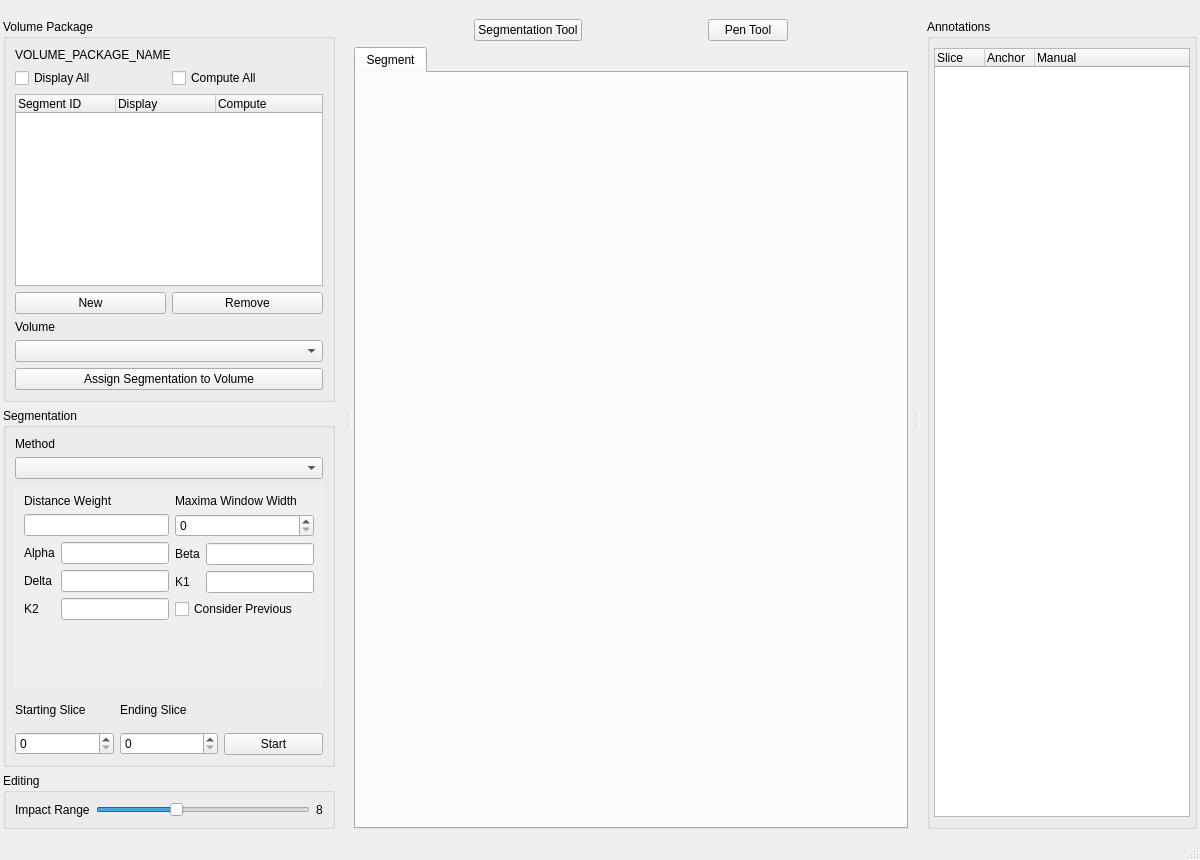
SuperOptimizer/villa, file volume-cartographer/apps/VC/VCMain.ui: the form before one commit.
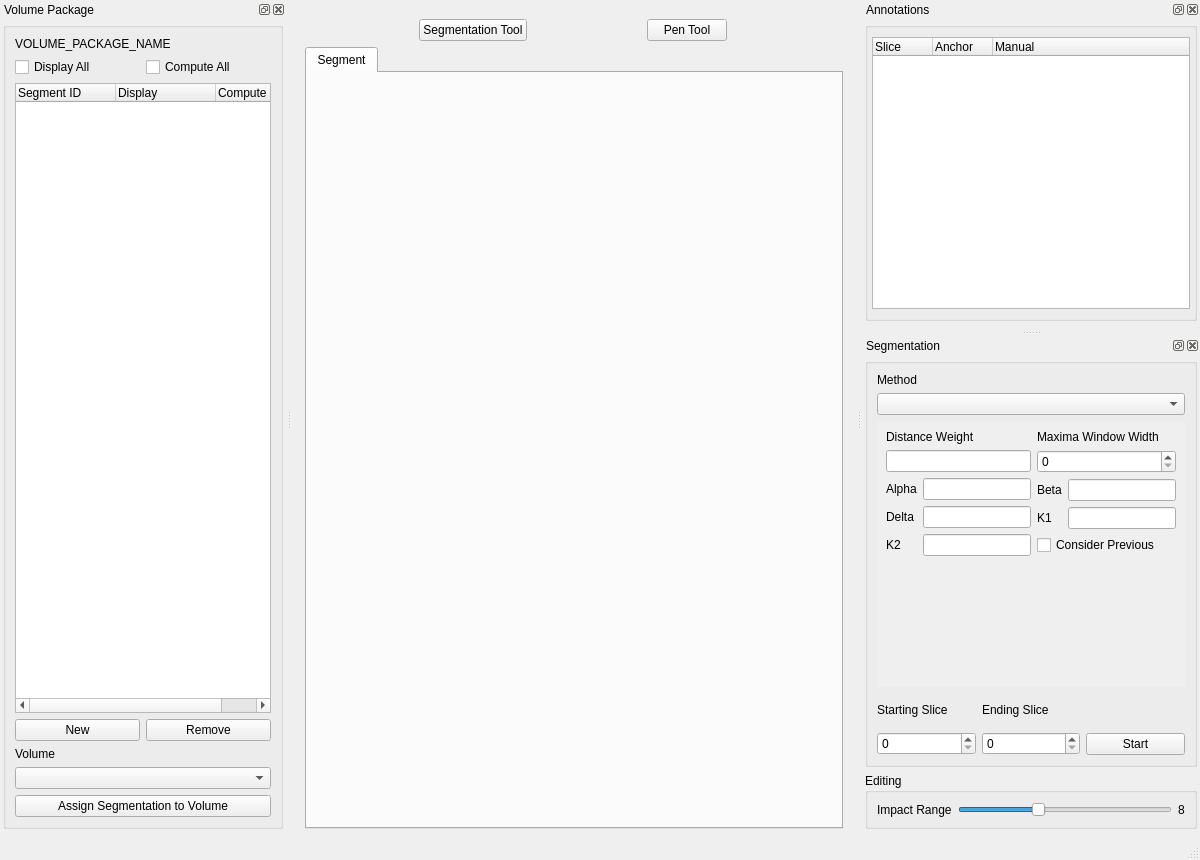
The form after the commit. Icons and pictures are not drawn.

Commit message: - made all docks closable and floatable - added "View" menu - added some colors for better visual clarity

```diff
--- a/volume-cartographer/apps/VC/VCMain.ui
+++ b/volume-cartographer/apps/VC/VCMain.ui
@@ -21,12 +21,12 @@
   </property>
   <widget class="QWidget" name="horizontalLayoutWidget">
    <property name="sizePolicy">
-    <sizepolicy hsizetype="Preferred" vsizetype="Preferred">
+    <sizepolicy hsizetype="Expanding" vsizetype="Expanding">
      <horstretch>0</horstretch>
      <verstretch>0</verstretch>
     </sizepolicy>
    </property>
-   <layout class="QHBoxLayout" name="horizontalLayout">
+   <layout class="QVBoxLayout" name="verticalLayout_10">
     <property name="leftMargin">
      <number>4</number>
     </property>
@@ -38,16 +38,7 @@
     </property>
     <item>
      <widget class="QWidget" name="central" native="true">
-      <layout class="QVBoxLayout" name="vLayoutViewer">
-       <property name="leftMargin">
-        <number>0</number>
-       </property>
-       <property name="topMargin">
-        <number>9</number>
-       </property>
-       <property name="rightMargin">
-        <number>0</number>
-       </property>
+      <layout class="QVBoxLayout" name="verticalLayout_15">
        <property name="bottomMargin">
         <number>0</number>
        </property>
@@ -99,12 +90,6 @@
         <layout class="QVBoxLayout" name="verticalLayout_11">
          <item>
           <widget class="QTabWidget" name="tabWidget">
-           <property name="sizePolicy">
-            <sizepolicy hsizetype="Expanding" vsizetype="Expanding">
-             <horstretch>0</horstretch>
-             <verstretch>0</verstretch>
-            </sizepolicy>
-           </property>
            <property name="currentIndex">
             <number>0</number>
            </property>
@@ -133,21 +118,24 @@
    </layout>
   </widget>
   <widget class="QStatusBar" name="statusBar"/>
-  <widget class="QDockWidget" name="dockWidgetRight">
-   <property name="enabled">
-    <bool>true</bool>
+  <widget class="QDockWidget" name="dockWidgetAnnotations">
+   <property name="minimumSize">
+    <size>
+     <width>80</width>
+     <height>130</height>
+    </size>
    </property>
    <property name="floating">
     <bool>false</bool>
    </property>
    <property name="features">
-    <set>QDockWidget::NoDockWidgetFeatures</set>
+    <set>QDockWidget::DockWidgetClosable|QDockWidget::DockWidgetFloatable|QDockWidget::DockWidgetMovable</set>
    </property>
    <property name="allowedAreas">
     <set>Qt::RightDockWidgetArea</set>
    </property>
    <property name="windowTitle">
-    <string/>
+    <string>Annotations</string>
    </property>
    <attribute name="dockWidgetArea">
     <number>2</number>
@@ -158,10 +146,10 @@
     </property>
     <layout class="QVBoxLayout" name="verticalLayout_5">
      <property name="leftMargin">
-      <number>9</number>
+      <number>3</number>
      </property>
      <property name="topMargin">
-      <number>0</number>
+      <number>3</number>
      </property>
      <property name="rightMargin">
       <number>3</number>
@@ -174,7 +162,7 @@
        <item>
         <widget class="QGroupBox" name="groupBox">
          <property name="title">
-          <string>Annotations</string>
+          <string/>
          </property>
          <property name="flat">
           <bool>false</bool>
@@ -209,14 +197,8 @@
             <property name="columnCount">
              <number>3</number>
             </property>
-            <attribute name="headerMinimumSectionSize">
-             <number>10</number>
-            </attribute>
             <attribute name="headerDefaultSectionSize">
-             <number>50</number>
-            </attribute>
-            <attribute name="headerShowSortIndicator" stdset="0">
-             <bool>false</bool>
+             <number>60</number>
             </attribute>
             <column>
              <property name="text">
@@ -243,12 +225,24 @@
     </layout>
    </widget>
   </widget>
-  <widget class="QDockWidget" name="dockWidgetLeft">
+  <widget class="QDockWidget" name="dockWidgetVolumes">
+   <property name="minimumSize">
+    <size>
+     <width>250</width>
+     <height>53</height>
+    </size>
+   </property>
+   <property name="floating">
+    <bool>false</bool>
+   </property>
    <property name="features">
-    <set>QDockWidget::NoDockWidgetFeatures</set>
+    <set>QDockWidget::DockWidgetClosable|QDockWidget::DockWidgetFloatable|QDockWidget::DockWidgetMovable</set>
    </property>
    <property name="allowedAreas">
-    <set>Qt::LeftDockWidgetArea</set>
+    <set>Qt::LeftDockWidgetArea|Qt::RightDockWidgetArea</set>
+   </property>
+   <property name="windowTitle">
+    <string>Volume Package</string>
    </property>
    <attribute name="dockWidgetArea">
     <number>1</number>
@@ -259,10 +253,10 @@
       <number>3</number>
      </property>
      <property name="topMargin">
-      <number>0</number>
+      <number>3</number>
      </property>
      <property name="rightMargin">
-      <number>9</number>
+      <number>3</number>
      </property>
      <property name="bottomMargin">
       <number>9</number>
@@ -278,7 +272,7 @@
           </size>
          </property>
          <property name="title">
-          <string>Volume Package</string>
+          <string/>
          </property>
          <layout class="QVBoxLayout" name="verticalLayout_3">
           <item>
@@ -396,11 +390,46 @@
          </layout>
         </widget>
        </item>
-       <item>
-        <widget class="QGroupBox" name="grpSeg">
-         <property name="title">
+      </layout>
+     </item>
+    </layout>
+   </widget>
+  </widget>
+  <widget class="QDockWidget" name="dockWidgetSegmentation">
+   <property name="minimumSize">
+    <size>
+     <width>100</width>
+     <height>306</height>
+    </size>
+   </property>
+   <property name="allowedAreas">
+    <set>Qt::LeftDockWidgetArea|Qt::RightDockWidgetArea</set>
+   </property>
+   <property name="windowTitle">
           <string>Segmentation</string>
          </property>
+   <attribute name="dockWidgetArea">
+    <number>2</number>
+   </attribute>
+   <widget class="QWidget" name="dockWidgetSegmentationContent">
+    <layout class="QVBoxLayout" name="verticalLayout_14">
+     <property name="leftMargin">
+      <number>3</number>
+     </property>
+     <property name="topMargin">
+      <number>3</number>
+     </property>
+     <property name="rightMargin">
+      <number>3</number>
+     </property>
+     <item>
+      <widget class="QGroupBox" name="grpSeg">
+       <property name="styleSheet">
+        <string notr="true"/>
+       </property>
+       <property name="title">
+        <string/>
+       </property>
          <property name="flat">
           <bool>false</bool>
          </property>
@@ -447,14 +476,14 @@
                <x>0</x>
                <y>0</y>
                <width>396</width>
-               <height>170</height>
+             <height>261</height>
               </rect>
              </property>
              <property name="layoutDirection">
               <enum>Qt::LeftToRight</enum>
              </property>
              <property name="autoFillBackground">
-              <bool>true</bool>
+            <bool>false</bool>
              </property>
              <layout class="QVBoxLayout" name="verticalLayout_12">
               <property name="spacing">
@@ -678,8 +707,6 @@
           </item>
          </layout>
         </widget>
-       </item>
-      </layout>
      </item>
     </layout>
    </widget>
```
Left out of the diff: 18 changed lines with no effect on the pictures. Lines whose indentation alone changed are shown as unchanged. The commit also changes 2 other files.
